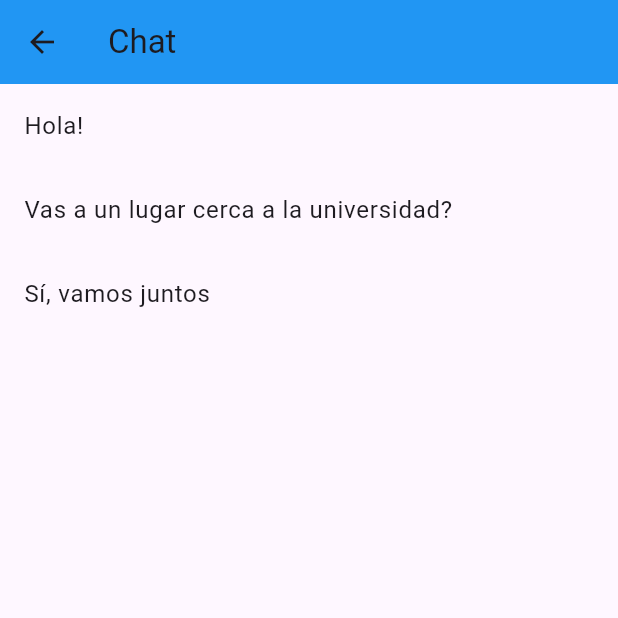
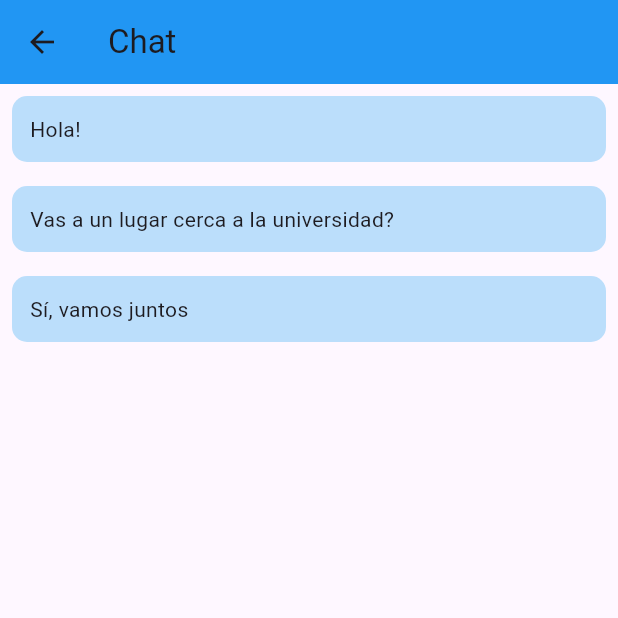
Before and after one commit to ricardoariasm762/proyecto_flutter, a Flutter app: the ChatScreen screen opened directly, on a phone screen of 412 x 824 dp, the top half of it. Run offline on Flutter 3.47's test engine with Material 3 defaults, Android fonts, the phone set to English and light mode, and no system bars; our stand-ins replace flutter_map, geolocator, latlong2, supabase_flutter; accounts and stored records are empty.

Commit message:
mejora diseño de mensajes tipo burbuja

```diff
--- a/lib/screens/chat_screen.dart
+++ b/lib/screens/chat_screen.dart
@@ -17,9 +17,16 @@ class ChatScreen extends StatelessWidget {
       body: ListView.builder(
         itemCount: mensajes.length,
         itemBuilder: (context, index) {
-          return ListTile(
-            title: Text(mensajes[index]),
+          return Container(
+            margin: EdgeInsets.all(8),
+            padding: EdgeInsets.all(12),
+            decoration: BoxDecoration(
+              color: Colors.blue[100],
+              borderRadius: BorderRadius.circular(10),
+            ),
+            child: Text(mensajes[index]),
           );
+
         },
       ),
     );
```
